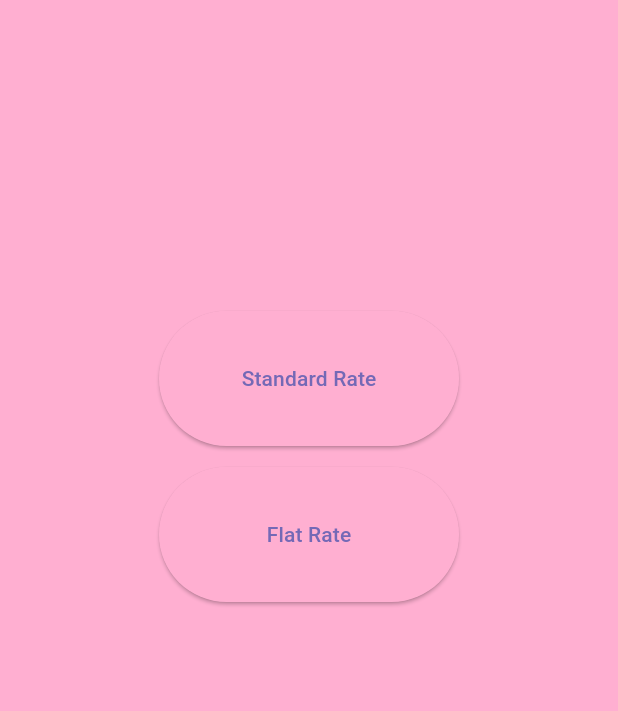
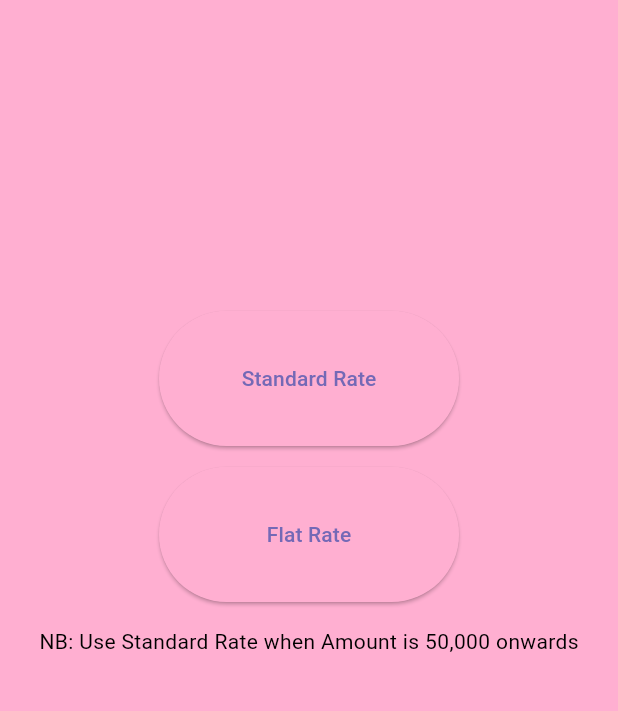
Before and after one commit to Kwasi48/vat_calculator, a Flutter app: the screen it shows after launch, on a phone screen of 412 x 824 dp, the part 73-784 px from its top. Run offline on Flutter 3.47's test engine with Material 3 defaults, Android fonts, the phone set to English and light mode, and no system bars; our stand-ins replace flutter_form_builder.

Commit message:
Couple of warnings here and there

```diff
--- a/lib/views/HomeScreen.dart
+++ b/lib/views/HomeScreen.dart
@@ -28,6 +28,11 @@ class HomeScreen extends StatelessWidget {
               SizedBox(
                   height: 90, width: 200,
                   child: flatRate('Flat Rate', context)),
+              const SizedBox(height: 16,),
+              const SizedBox(
+                child: Text('NB: Use Standard Rate when Amount is 50,000 onwards',
+                ),
+              )
             ],
           ),
         ),
--- a/lib/views/exclusive.dart
+++ b/lib/views/exclusive.dart
@@ -91,6 +91,7 @@ class _exclusiveTaxState extends State<exclusiveTax> {
     return ElevatedButton(
         onPressed: () {
           //input = VatCal.gross;
+
           VatExclusive exclusive = VatExclusive(input);
           setState(() {
             message = exclusive.exclusive(input).toString();
```
